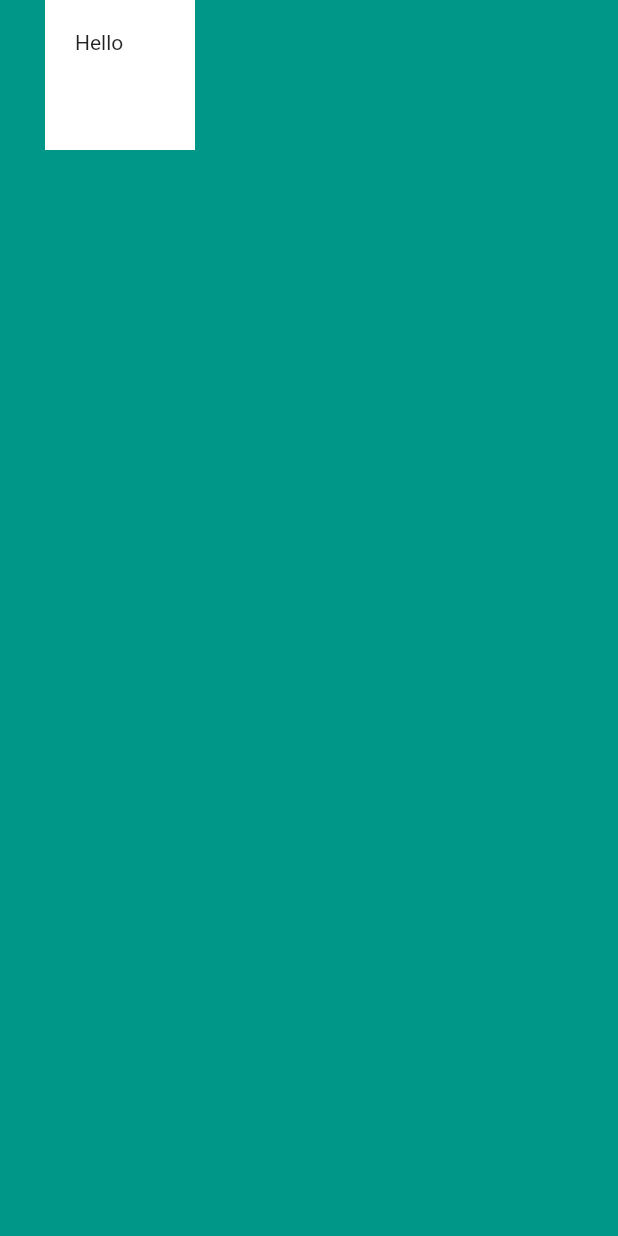
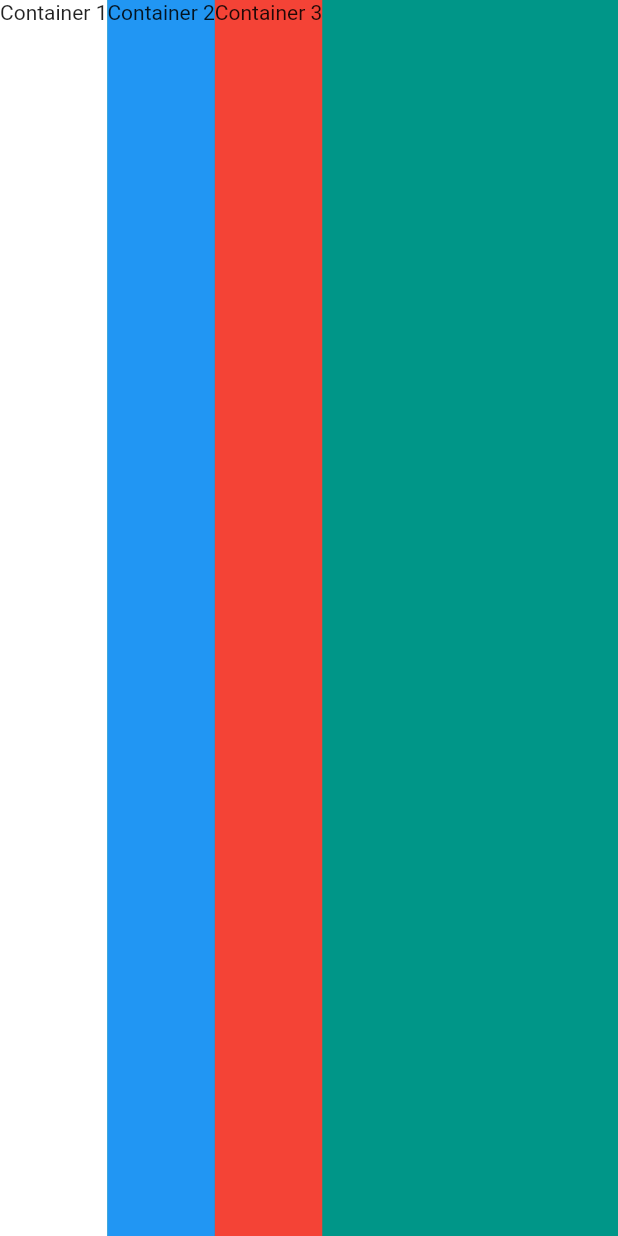
Before and after one commit to ryanmoradasviajedor/mi_card_flutter, a Flutter app: the screen it shows after launch, on a phone screen of 412 x 824 dp. Run offline on Flutter 3.47's test engine with Material 2 defaults, Android fonts, the phone set to English and light mode, and no system bars.

Commit message:
How to Use Column and Row Widgets for Layout

```diff
--- a/lib/main.dart
+++ b/lib/main.dart
@@ -11,13 +11,28 @@ class MyApp extends StatelessWidget {
       home: Scaffold(
         backgroundColor: Colors.teal,
         body: SafeArea(
-          child: Container(
-            height: 100.0,
-            width: 100.0,
-            margin: EdgeInsets.only(left: 30.0),
-            padding: EdgeInsets.all(20.0),
-            color: Colors.white,
-            child: Text('Hello'),
+          child: Row(
+            crossAxisAlignment: CrossAxisAlignment.stretch,
+            children: <Widget>[
+              Container(
+                height: 100.0,
+                color: Colors.white,
+                child: Text('Container 1'),
+              ),
+              SizedBox(
+                height: 20.0,
+              ),
+              Container(
+                height: 100.0,
+                color: Colors.blue,
+                child: Text("Container 2"),
+              ),
+              Container(
+                height: 100.0,
+                color: Colors.red,
+                child: Text("Container 3"),
+              ),
+            ],
           ),
         ),
       ),
```
